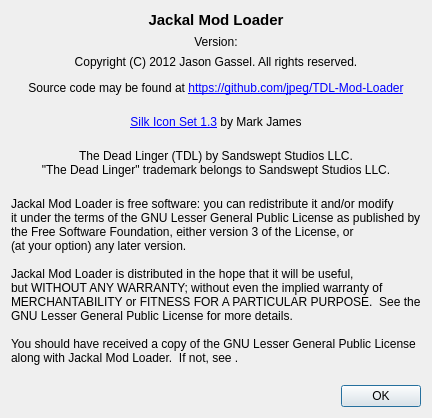
Above: modloader_qt/about.ui from jpeg/TDL-Mod-Loader before the change. Below: the same form after it.
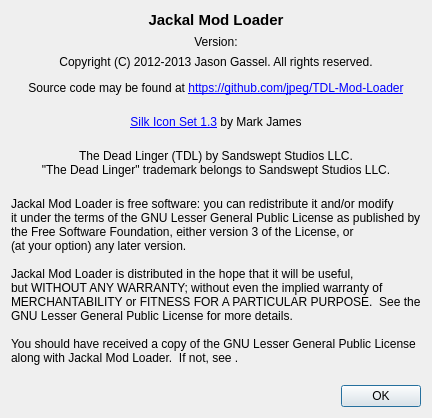
That is the form after the change.

Commit message: Updated copyright statements for 2013

```diff
--- a/modloader_qt/about.ui
+++ b/modloader_qt/about.ui
@@ -61,7 +61,7 @@
    <item>
     <widget class="QLabel" name="labelCopyright">
      <property name="text">
-      <string>&lt;html&gt;&lt;head/&gt;&lt;body&gt;&lt;p&gt;Copyright (C) 2012 Jason Gassel. All rights reserved.&lt;/p&gt;&lt;p&gt;Source code may be found at &lt;a href=&quot;https://github.com/jpeg/TDL-Mod-Loader&quot;&gt;&lt;span style=&quot; text-decoration: underline; color:#0000ff;&quot;&gt;https://github.com/jpeg/TDL-Mod-Loader&lt;/span&gt;&lt;/a&gt;&lt;br/&gt;&lt;/p&gt;&lt;/body&gt;&lt;/html&gt;</string>
+      <string>&lt;html&gt;&lt;head/&gt;&lt;body&gt;&lt;p&gt;Copyright (C) 2012-2013 Jason Gassel. All rights reserved.&lt;/p&gt;&lt;p&gt;Source code may be found at &lt;a href=&quot;https://github.com/jpeg/TDL-Mod-Loader&quot;&gt;&lt;span style=&quot; text-decoration: underline; color:#0000ff;&quot;&gt;https://github.com/jpeg/TDL-Mod-Loader&lt;/span&gt;&lt;/a&gt;&lt;br/&gt;&lt;/p&gt;&lt;/body&gt;&lt;/html&gt;</string>
      </property>
      <property name="textFormat">
       <enum>Qt::RichText</enum>
```
The commit also changes 11 other files.
